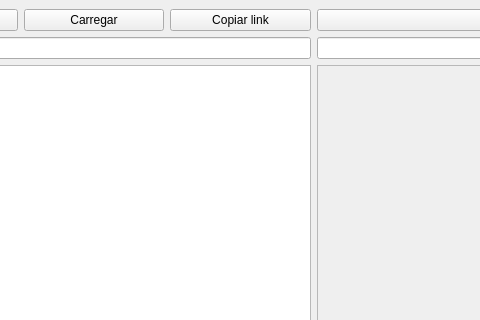
The window that src/GUI_qt/assets/main.ui (Lyem/pyneko) describes before a commit, drawn with Qt 5; both pictures show x 132 to 612 and y 0 to 320 of the 892 by 600 pixel window.
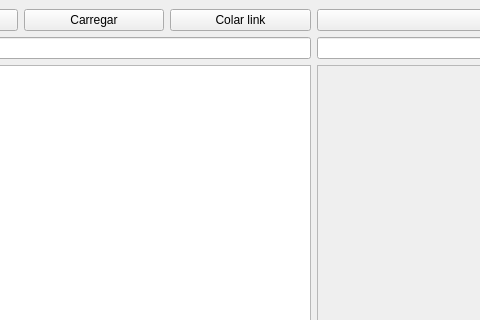
The same window after the commit. Icons and pictures are not drawn.

Diff of the .ui file:
```diff
--- a/src/GUI_qt/assets/main.ui
+++ b/src/GUI_qt/assets/main.ui
@@ -58,7 +58,7 @@
         <item>
          <widget class="QPushButton" name="CopyLinkButton">
           <property name="text">
-           <string>Copiar link</string>
+           <string>Colar link</string>
           </property>
          </widget>
         </item>
```
